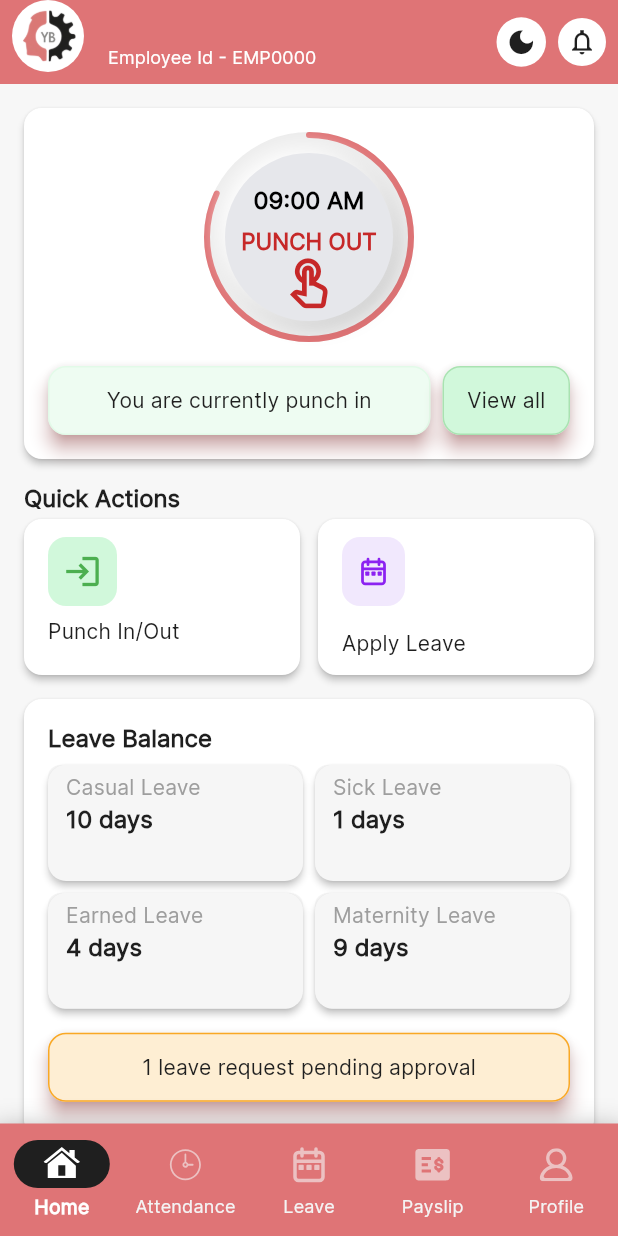
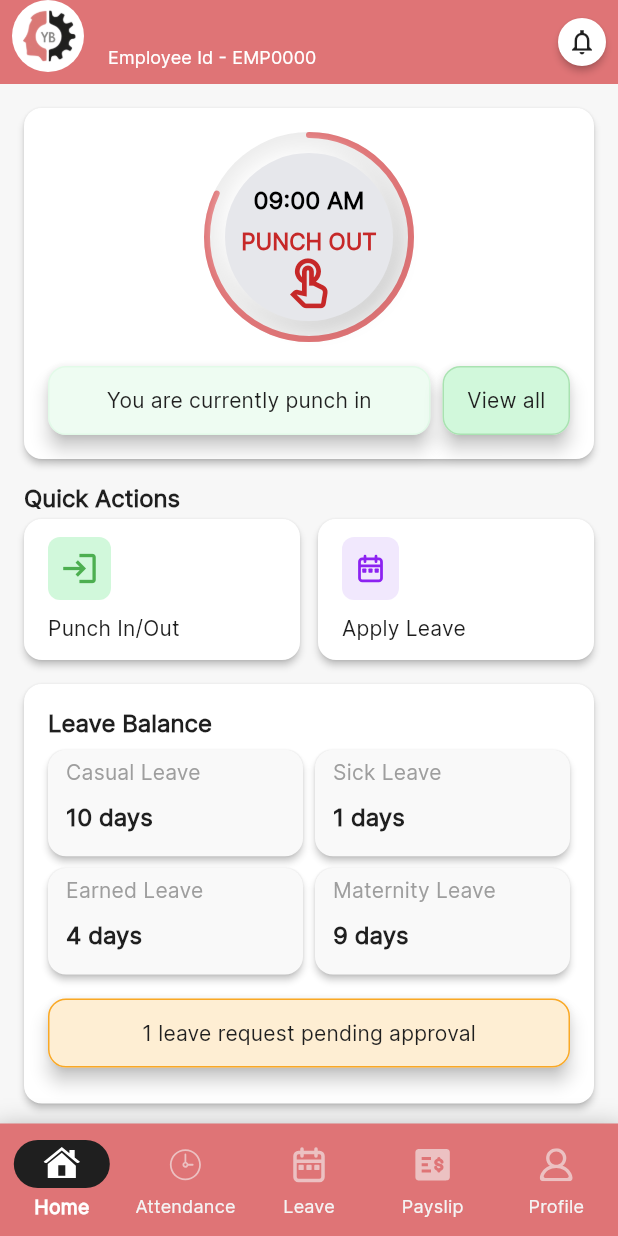
Before and after one commit to youngbrainz-manish/HRMS-YB, a Flutter app: the EmployeeHomeScreen screen opened by its route, on a phone screen of 412 x 824 dp. Run offline on Flutter 3.47's test engine with Material 3 defaults, Android fonts, the phone set to English and light mode, and no system bars; our stand-ins replace dio, flutter_svg, go_router, image_picker, shared_preferences; accounts and stored records are empty; network calls fail; statements that could not run were skipped.

Commit message:
Theme change with animation from Employee Profile screen for employee

```diff
--- a/lib/features/dashboard/employee/dashboard/employee_dashboard_screen.dart
+++ b/lib/features/dashboard/employee/dashboard/employee_dashboard_screen.dart
@@ -23,7 +23,7 @@ class _EmployeeDashboardScreenState extends State<EmployeeDashboardScreen> {
       child: Consumer<EmployeeDashboardProvider>(
         builder: (context, employeeDashboardProvider, child) {
           return Scaffold(
-            appBar: _buildAppBar(context),
+            appBar: _buildAppBar(context: context, provider: employeeDashboardProvider),
             body: SafeArea(
               child: Column(children: [Expanded(child: widget.widget)]),
             ),
@@ -57,7 +57,7 @@ class _EmployeeDashboardScreenState extends State<EmployeeDashboardScreen> {
     );
   }
 
-  AppBar _buildAppBar(BuildContext context) {
+  AppBar _buildAppBar({required BuildContext context, required EmployeeDashboardProvider provider}) {
     return AppBar(
       leading: Container(
         padding: EdgeInsets.all(2),
@@ -84,27 +84,11 @@ class _EmployeeDashboardScreenState extends State<EmployeeDashboardScreen> {
         ],
       ),
       actions: [
-        GestureDetector(
-          onTap: () {
-            context.read<AppThemeProvider>().toggleTheme();
-          },
-          child: Container(
-            padding: EdgeInsets.all(6),
-            decoration: BoxDecoration(
-              shape: BoxShape.circle,
-              color: context.read<AppThemeProvider>().isDarkMode ? AppColors.blackColor : AppColors.whiteColor,
-            ),
-            child: Icon(context.read<AppThemeProvider>().isDarkMode ? Icons.light_mode : Icons.dark_mode, size: 21),
-          ),
-        ),
         SizedBox(width: 8),
-        Container(
-          padding: EdgeInsets.all(6),
-          decoration: BoxDecoration(
-            shape: BoxShape.circle,
-            color: context.read<AppThemeProvider>().isDarkMode ? AppColors.blackColor : AppColors.whiteColor,
-          ),
-          child: Icon(Icons.notifications_none_sharp, size: 20),
+        Card(
+          shape: RoundedRectangleBorder(borderRadius: BorderRadius.circular(40)),
+          margin: EdgeInsets.all(0),
+          child: Padding(padding: EdgeInsets.all(6), child: Icon(Icons.notifications_none_sharp, size: 20)),
         ),
         SizedBox(width: 8),
       ],
--- a/lib/features/dashboard/employee/screens/attendance/attendance_history_tile.dart
+++ b/lib/features/dashboard/employee/screens/attendance/attendance_history_tile.dart
@@ -21,6 +21,10 @@ class AttendanceHistoryTile extends StatelessWidget {
       child: Card(
         margin: EdgeInsets.all(0),
         child: Container(
+          decoration: BoxDecoration(
+            borderRadius: BorderRadius.circular(12),
+            color: AppColors.borderGrey.withValues(alpha: 0.1),
+          ),
           height: 80,
           padding: const EdgeInsets.all(8.0),
           child: Column(
--- a/lib/features/dashboard/employee/screens/attendance/employee_attendace_screen.dart
+++ b/lib/features/dashboard/employee/screens/attendance/employee_attendace_screen.dart
@@ -84,7 +84,6 @@ class EmployeeAttendaceScreen extends StatelessWidget {
                     _attendanceCalenderWidget(provider, isDarkMode),
                     SizedBox(height: AppSize.verticalWidgetSpacing),
                     _recentHistoryWidget(context: context, provider: provider, isDarkMode: isDarkMode),
-                    SizedBox(height: 8),
                   ],
                 ),
               ),
@@ -214,8 +213,8 @@ class EmployeeAttendaceScreen extends StatelessWidget {
   }) {
     return Card(
       margin: EdgeInsets.all(0),
-      child: Padding(
-        padding: const EdgeInsets.symmetric(horizontal: 16, vertical: 16),
+      child: Container(
+        padding: const EdgeInsets.only(left: 16, right: 16, top: 16, bottom: 4),
         child: Column(
           crossAxisAlignment: CrossAxisAlignment.start,
           children: [
--- a/lib/features/dashboard/employee/screens/home/employee_home_screen.dart
+++ b/lib/features/dashboard/employee/screens/home/employee_home_screen.dart
@@ -1,5 +1,7 @@
 import 'package:flutter/material.dart';
+import 'package:go_router/go_router.dart';
 import 'package:hrms_yb/core/network/authentication_data.dart';
+import 'package:hrms_yb/core/router/app_router.dart';
 import 'package:hrms_yb/core/theme/app_theme_provider.dart';
 import 'package:hrms_yb/core/theme/app_colors.dart';
 import 'package:hrms_yb/features/dashboard/employee/dashboard/employee_dashboard_provider.dart';
@@ -225,55 +227,69 @@ class EmployeeHomeScreen extends StatelessWidget {
     return Row(
       children: [
         Expanded(
+          child: GestureDetector(
+            onTap: () {
+              context.read<EmployeeDashboardProvider>().onItemTapped(1);
+            },
             child: Card(
               margin: EdgeInsets.all(0),
               child: Container(
-              height: 80,
+                height: 70,
                 margin: EdgeInsets.symmetric(vertical: 12, horizontal: 16),
                 child: Column(
                   crossAxisAlignment: CrossAxisAlignment.start,
                   children: [
-                  Container(
-                    padding: EdgeInsets.symmetric(horizontal: 10, vertical: 10),
-                    decoration: BoxDecoration(
+                    Card(
+                      shadowColor: AppColors.transparantColor,
+                      shape: RoundedRectangleBorder(borderRadius: BorderRadius.circular(8)),
                       color: AppColors.successSecondary.withValues(alpha: 0.8),
-                      borderRadius: BorderRadius.circular(12),
-                    ),
+                      margin: EdgeInsets.all(0),
+                      child: Padding(
+                        padding: const EdgeInsets.all(8),
                         child: Icon(Icons.login_outlined, size: 26, color: AppColors.successPrimary),
                       ),
-                  SizedBox(height: 8),
+                    ),
+                    Spacer(),
                     Text("Punch In/Out", style: AppTextStyle().subTitleTextStyle(context: context)),
                   ],
                 ),
               ),
             ),
           ),
+        ),
         SizedBox(width: 12),
         Expanded(
+          child: GestureDetector(
+            onTap: () {
+              // context.read<EmployeeDashboardProvider>().onItemTapped(2);
+              GoRouter.of(context).push(AppRouter.leaveFormScreenRoute);
+            },
             child: Card(
               margin: EdgeInsets.all(0),
               child: Container(
-              height: 80,
+                height: 70,
                 margin: EdgeInsets.symmetric(vertical: 12, horizontal: 16),
                 child: Column(
                   crossAxisAlignment: CrossAxisAlignment.start,
                   children: [
-                  Container(
-                    padding: EdgeInsets.symmetric(horizontal: 10, vertical: 10),
-                    decoration: BoxDecoration(
+                    Card(
+                      shape: RoundedRectangleBorder(borderRadius: BorderRadius.circular(8)),
                       color: AppColors.secondaryPurpleColor,
-                      borderRadius: BorderRadius.circular(12),
-                    ),
+                      shadowColor: AppColors.transparantColor,
+                      margin: EdgeInsets.all(0),
+                      child: Padding(
+                        padding: const EdgeInsets.all(8),
                         child: CommonWidget().buildSvgImage(
                           path: "assets/svg-icons/dashboard-icons/leave-icon.svg",
                           height: 26,
                           color: AppColors.primaryPurpleColor,
                         ),
                       ),
-                  // SizedBox(height: 8),
+                    ),
                     Spacer(),
                     Text("Apply Leave", style: AppTextStyle().subTitleTextStyle(context: context)),
                   ],
+                ),
               ),
             ),
           ),
@@ -301,7 +317,7 @@ class EmployeeHomeScreen extends StatelessWidget {
                 crossAxisCount: 2,
                 mainAxisSpacing: 8,
                 crossAxisSpacing: 8,
-                childAspectRatio: 2.2,
+                childAspectRatio: 2.4,
               ),
               itemBuilder: (context, index) {
                 Map<String, dynamic> leaveData = provider.leaveDetailsList[index];
@@ -310,8 +326,8 @@ class EmployeeHomeScreen extends StatelessWidget {
                   child: Container(
                     padding: EdgeInsets.only(left: 12, top: 6, bottom: 6),
                     decoration: BoxDecoration(
-                      color: AppColors.borderGrey.withValues(alpha: 0.3),
-                      borderRadius: BorderRadius.circular(8),
+                      color: AppColors.borderGrey.withValues(alpha: 0.2),
+                      borderRadius: BorderRadius.circular(10),
                     ),
                     child: Column(
                       crossAxisAlignment: CrossAxisAlignment.start,
@@ -321,8 +337,9 @@ class EmployeeHomeScreen extends StatelessWidget {
                           leaveData['name'],
                           style: AppTextStyle().subTitleTextStyle(context: context, color: AppColors.greyColor),
                         ),
-                        SizedBox(height: 2),
+                        Spacer(),
                         Text("${leaveData['days']} days", style: AppTextStyle().titleTextStyle(context: context)),
+                        Spacer(),
                       ],
                     ),
                   ),
--- a/lib/features/dashboard/employee/screens/pay_slip/employees_pay_slip_screen.dart
+++ b/lib/features/dashboard/employee/screens/pay_slip/employees_pay_slip_screen.dart
@@ -43,9 +43,9 @@ class EmployeesPaySlipScreen extends StatelessWidget {
                 ListView.separated(
                   shrinkWrap: true,
                   physics: NeverScrollableScrollPhysics(),
-                  padding: const EdgeInsets.all(16),
+                  padding: const EdgeInsets.only(left: 16, right: 16, top: 16, bottom: 16),
                   itemCount: provider.dummyPayslips.length,
-                  separatorBuilder: (_, __) => const SizedBox(height: 14),
+                  separatorBuilder: (_, __) => const SizedBox(height: 16),
                   itemBuilder: (context, index) {
                     final payslip = provider.dummyPayslips[index];
                     return PayslipCard(
--- a/lib/features/dashboard/employee/screens/profile/section_dard.dart
+++ b/lib/features/dashboard/employee/screens/profile/section_dard.dart
@@ -13,7 +13,6 @@ class SectionCard extends StatelessWidget {
       margin: EdgeInsets.all(0),
       child: Container(
         padding: const EdgeInsets.all(16),
-        decoration: BoxDecoration(borderRadius: BorderRadius.circular(22)),
         child: Column(
           crossAxisAlignment: CrossAxisAlignment.start,
           children: [
--- a/lib/shared/widgets/common_button.dart
+++ b/lib/shared/widgets/common_button.dart
@@ -41,7 +41,7 @@ class CommonButton extends StatelessWidget {
     return Card(
       margin: EdgeInsets.all(0),
       elevation: 5,
-      shadowColor: context.read<AppThemeProvider>().isDarkMode ? AppColors.dartButtonColor : AppColors.primaryColor,
+      // shadowColor: context.read<AppThemeProvider>().isDarkMode ? AppColors.dartButtonColor : AppColors.primaryColor,
       child: Material(
         color: color ?? (isDark ? AppColors.dartButtonColor : AppColors.lightButtonColor),
         shadowColor: Colors.white,
```
Also changed, not shown: lib/features/dashboard/employee/dashboard/employee_dashboard_provider.dart (+13 -1 lines), lib/features/dashboard/employee/screens/leave/employee_leave_screen.dart (+12 -11 lines), lib/features/dashboard/employee/screens/pay_slip/payslip_card.dart (+4 -4 lines), lib/features/dashboard/employee/screens/pay_slip/payslip_screen.dart (+3 -4 lines), lib/features/dashboard/employee/screens/profile/employees_profile_screen.dart (+41 -15 lines), lib/features/dashboard/employee/screens/profile/info_tile.dart (+11 -6 lines). Lines whose indentation alone changed are shown as unchanged.
